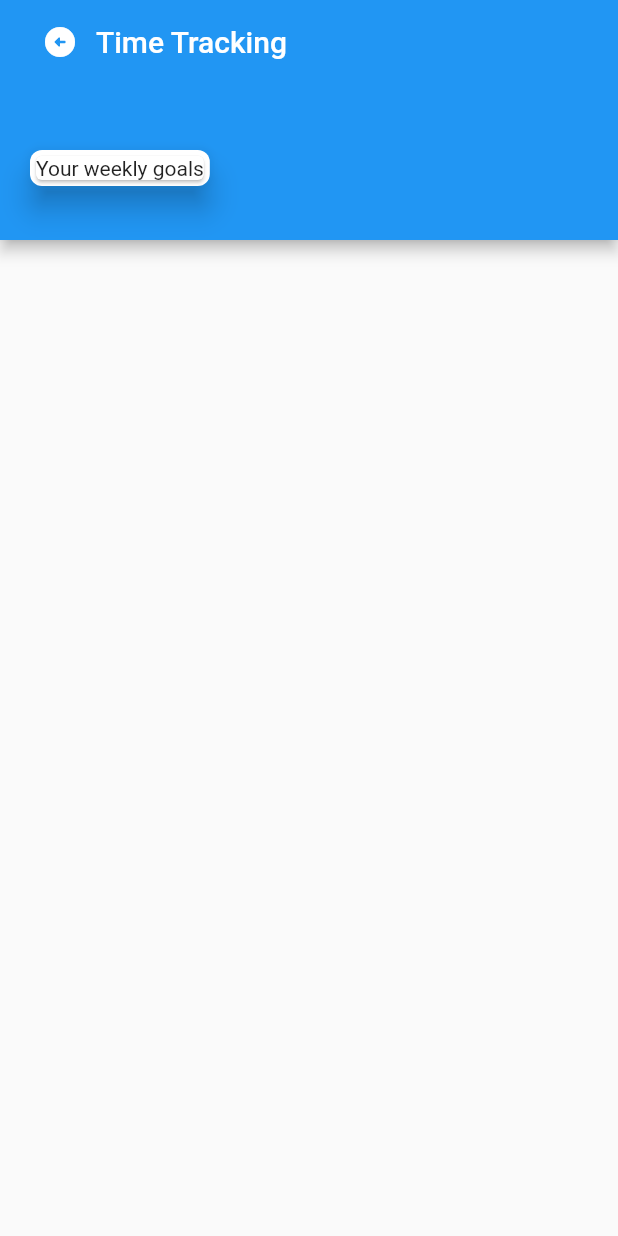
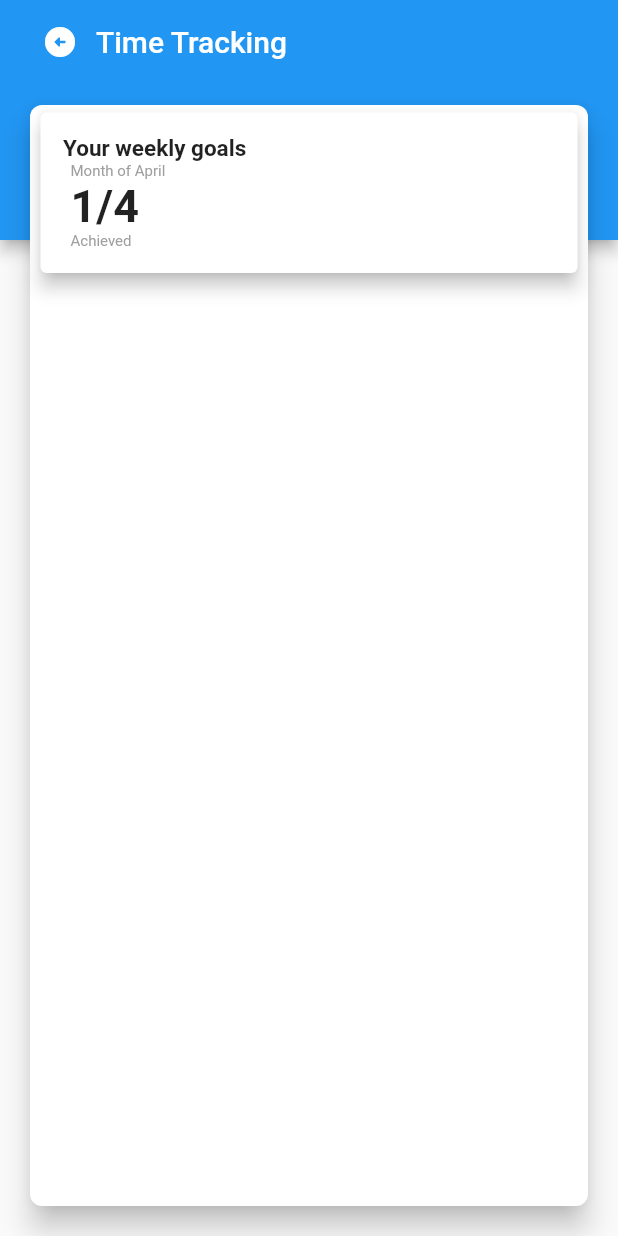
Before and after one commit to JRusselCruz/FPOC-16, a Flutter app: the screen it shows after launch, on a phone screen of 412 x 824 dp. Run offline on Flutter 3.47's test engine with Material 2 defaults, Android fonts, the phone set to English and light mode, and no system bars.

Commit message:
updated the "update_screen"

```diff
--- a/fpoc16/lib/widgets/update_screen.dart
+++ b/fpoc16/lib/widgets/update_screen.dart
@@ -32,13 +32,9 @@ class _UpdateScreenState extends State<UpdateScreen> {
             ),
           ),
           Padding(
-            padding: const EdgeInsets.only(top: 100),
+            padding: const EdgeInsets.only(top: 70),
             child: Card(
-              child: Card(
-                child: Text(
-                  'Your weekly goals'
-                ),
-              ),
+              child: _buildBody(),
               margin: const EdgeInsets.fromLTRB(20, 0, 20, 20),
               elevation: 8,
               shape: RoundedRectangleBorder(
@@ -53,11 +49,65 @@ class _UpdateScreenState extends State<UpdateScreen> {
 }
 
 _buildBody() {
-  return ListView(
-    children: <Widget> [
-      Card(
-
-      ),
-    ],
-  )
+  return SizedBox(
+    width: 400,
+    child: Column(
+      children: <Widget> [
+        SizedBox(
+          width: 400,
+          child: Card(
+            margin: const EdgeInsets.fromLTRB(7, 5, 7, 0),
+            elevation: 5,
+            child: Column (
+              crossAxisAlignment: CrossAxisAlignment.start,
+              children: const [
+                Padding(
+                  padding: EdgeInsets.fromLTRB(15.0, 15, 0, 0),
+                  child: Text(
+                    'Your weekly goals',
+                    style: TextStyle(
+                      fontWeight: FontWeight.bold,
+                      fontSize: 15,
+                    ),
+                    textAlign: TextAlign.start,
+                  ),
+                ),
+                Padding(
+                  padding: EdgeInsets.only(left: 20.0),
+                  child: Text(
+                    'Month of April',
+                    style: TextStyle(
+                      fontSize: 10,
+                      color: Colors.grey
+                    ),
+                    textAlign: TextAlign.start,
+                  ),
+                ),
+                Padding(
+                  padding: EdgeInsets.only(left: 20.0),
+                  child: Text(
+                    '1/4',
+                    style: TextStyle(
+                      fontWeight: FontWeight.bold,
+                      fontSize: 30
+                    ),
+                  ),
+                ),
+                Padding(
+                  padding: EdgeInsets.fromLTRB(20, 0, 0, 15),
+                  child: Text(
+                    'Achieved',
+                    style: TextStyle(
+                      fontSize: 10,
+                      color: Colors.grey,
+                    ),
+                  ),
+                )
+              ]
+            ),
+          ),
+        ),
+      ],
+    ),
+  );
 }
```
